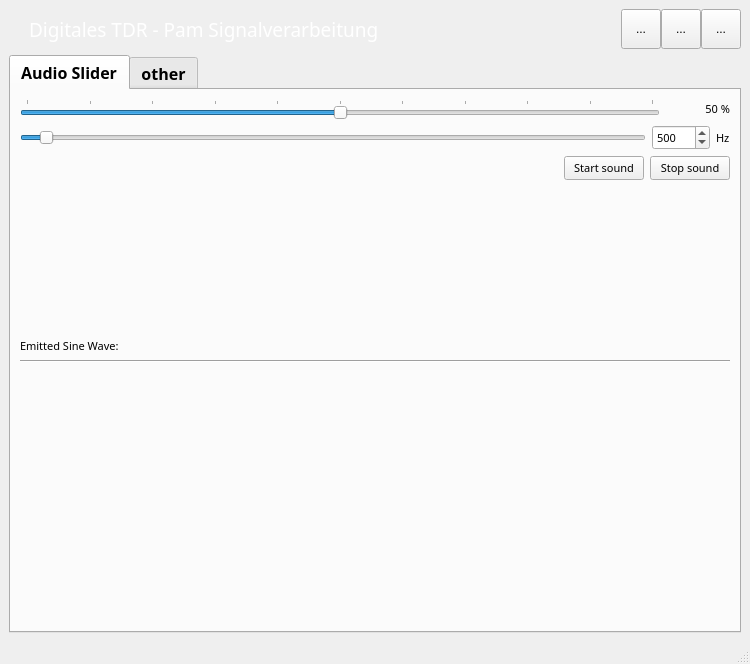
arongrk/Pam, file resources/audio_slider.ui: the form before one commit.
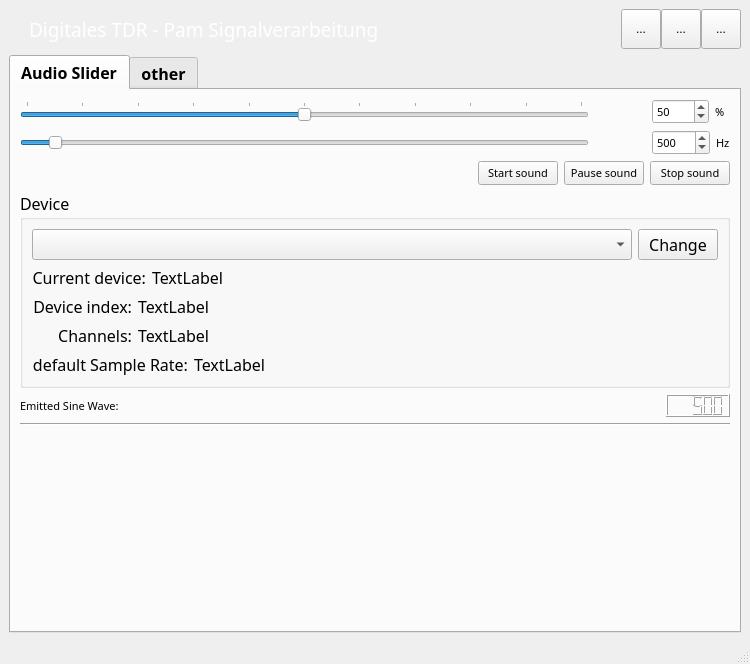
The form after the commit. Icons and pictures are not drawn. Custom widgets are drawn as their Qt base class.

Commit message: Audioslider works now smoothly except sound at stop. working on displaying device info and choosing

What changed in the file:
```diff
--- a/resources/audio_slider.ui
+++ b/resources/audio_slider.ui
@@ -181,122 +181,9 @@
          <attribute name="title">
           <string>Audio Slider</string>
          </attribute>
-         <layout class="QGridLayout" name="gridLayout_2" rowstretch="0,0,0,3,0,0,5">
-          <item row="5" column="1">
-           <widget class="Line" name="line">
-            <property name="orientation">
-             <enum>Qt::Horizontal</enum>
-            </property>
-           </widget>
-          </item>
-          <item row="4" column="1">
-           <widget class="QLabel" name="label">
-            <property name="font">
-             <font>
-              <family>RubFlama</family>
-              <pointsize>8</pointsize>
-              <weight>50</weight>
-              <bold>false</bold>
-             </font>
-            </property>
-            <property name="text">
-             <string>Emitted Sine Wave:</string>
-            </property>
-           </widget>
-          </item>
-          <item row="2" column="1">
-           <layout class="QHBoxLayout" name="horizontalLayout">
-            <item>
-             <spacer name="horizontalSpacer_2">
-              <property name="orientation">
-               <enum>Qt::Horizontal</enum>
-              </property>
-              <property name="sizeHint" stdset="0">
-               <size>
-                <width>40</width>
-                <height>20</height>
-               </size>
-              </property>
-             </spacer>
-            </item>
-            <item>
-             <widget class="QPushButton" name="start_button">
-              <property name="font">
-               <font>
-                <family>RubFlama</family>
-                <pointsize>8</pointsize>
-                <weight>50</weight>
-                <bold>false</bold>
-               </font>
-              </property>
-              <property name="text">
-               <string>Start sound</string>
-              </property>
-             </widget>
-            </item>
-            <item>
-             <widget class="QPushButton" name="stop_button">
-              <property name="font">
-               <font>
-                <family>RubFlama</family>
-                <pointsize>8</pointsize>
-                <weight>50</weight>
-                <bold>false</bold>
-               </font>
-              </property>
-              <property name="text">
-               <string>Stop sound</string>
-              </property>
-             </widget>
-            </item>
-           </layout>
-          </item>
-          <item row="0" column="1">
-           <layout class="QHBoxLayout" name="volume_layout" stretch="10,1">
-            <item>
-             <widget class="QSlider" name="volume_slider">
-              <property name="maximum">
-               <number>100</number>
-              </property>
-              <property name="value">
-               <number>50</number>
-              </property>
-              <property name="orientation">
-               <enum>Qt::Horizontal</enum>
-              </property>
-              <property name="tickPosition">
-               <enum>QSlider::TicksAbove</enum>
-              </property>
-              <property name="tickInterval">
-               <number>10</number>
-              </property>
-             </widget>
-            </item>
-            <item>
-             <widget class="QLabel" name="vol_label">
-              <property name="font">
-               <font>
-                <family>RubFlama</family>
-                <pointsize>8</pointsize>
-                <weight>50</weight>
-                <bold>false</bold>
-               </font>
-              </property>
-              <property name="layoutDirection">
-               <enum>Qt::LeftToRight</enum>
-              </property>
-              <property name="text">
-               <string>50 %</string>
-              </property>
-              <property name="alignment">
-               <set>Qt::AlignRight|Qt::AlignTrailing|Qt::AlignVCenter</set>
-              </property>
-             </widget>
-            </item>
-           </layout>
-          </item>
+         <layout class="QGridLayout" name="gridLayout_2" rowstretch="0,0,0,0,0,0,0,0,1,0">
           <item row="1" column="1">
-           <layout class="QHBoxLayout" name="frequency_layout" stretch="14,1,0">
+           <layout class="QHBoxLayout" name="frequency_layout" stretch="10,1,1,0">
             <item>
              <widget class="QSlider" name="freq_slider">
               <property name="sizePolicy">
@@ -306,7 +193,7 @@
                </sizepolicy>
               </property>
               <property name="minimum">
-               <number>200</number>
+               <number>0</number>
               </property>
               <property name="maximum">
                <number>10000</number>
@@ -340,6 +227,19 @@
               </property>
              </widget>
             </item>
+            <item>
+             <spacer name="horizontalSpacer_5">
+              <property name="orientation">
+               <enum>Qt::Horizontal</enum>
+              </property>
+              <property name="sizeHint" stdset="0">
+               <size>
+                <width>40</width>
+                <height>20</height>
+               </size>
+              </property>
+             </spacer>
+            </item>
             <item>
              <widget class="QSpinBox" name="frequency_box">
               <property name="font">
@@ -375,22 +275,346 @@
             </item>
            </layout>
           </item>
+          <item row="3" column="1">
+           <layout class="QHBoxLayout" name="horizontalLayout_3" stretch="1">
+            <item>
+             <widget class="QGroupBox" name="groupBox">
+              <property name="font">
+               <font>
+                <family>Agency FB</family>
+                <pointsize>12</pointsize>
+                <weight>50</weight>
+                <bold>false</bold>
+               </font>
+              </property>
+              <property name="title">
+               <string>Device</string>
+              </property>
+              <layout class="QVBoxLayout" name="verticalLayout">
+               <item>
+                <layout class="QHBoxLayout" name="horizontalLayout_10" stretch="1,0">
+                 <item>
+                  <widget class="QComboBox" name="devices_box"/>
+                 </item>
+                 <item>
+                  <widget class="QPushButton" name="change_dev_button">
+                   <property name="text">
+                    <string>Change</string>
+                   </property>
+                  </widget>
+                 </item>
+                </layout>
+               </item>
+               <item>
+                <layout class="QHBoxLayout" name="horizontalLayout_5" stretch="0,0">
+                 <item>
+                  <widget class="QLabel" name="label_4">
+                   <property name="sizePolicy">
+                    <sizepolicy hsizetype="Maximum" vsizetype="Maximum">
+                     <horstretch>0</horstretch>
+                     <verstretch>0</verstretch>
+                    </sizepolicy>
+                   </property>
+                   <property name="minimumSize">
+                    <size>
+                     <width>100</width>
+                     <height>0</height>
+                    </size>
+                   </property>
+                   <property name="text">
+                    <string>Current device:</string>
+                   </property>
+                   <property name="alignment">
+                    <set>Qt::AlignRight|Qt::AlignTrailing|Qt::AlignVCenter</set>
+                   </property>
+                  </widget>
+                 </item>
+                 <item>
+                  <widget class="QLabel" name="name_label">
+                   <property name="text">
+                    <string>TextLabel</string>
+                   </property>
+                  </widget>
+                 </item>
+                </layout>
+               </item>
+               <item>
+                <layout class="QHBoxLayout" name="horizontalLayout_6" stretch="0,0">
+                 <item>
+                  <widget class="QLabel" name="label_6">
+                   <property name="sizePolicy">
+                    <sizepolicy hsizetype="Maximum" vsizetype="Maximum">
+                     <horstretch>0</horstretch>
+                     <verstretch>0</verstretch>
+                    </sizepolicy>
+                   </property>
+                   <property name="minimumSize">
+                    <size>
+                     <width>100</width>
+                     <height>0</height>
+                    </size>
+                   </property>
+                   <property name="text">
+                    <string>Device index:</string>
+                   </property>
+                   <property name="alignment">
+                    <set>Qt::AlignRight|Qt::AlignTrailing|Qt::AlignVCenter</set>
+                   </property>
+                  </widget>
+                 </item>
+                 <item>
+                  <widget class="QLabel" name="index_label">
+                   <property name="text">
+                    <string>TextLabel</string>
+                   </property>
+                  </widget>
+                 </item>
+                </layout>
+               </item>
+               <item>
+                <layout class="QHBoxLayout" name="horizontalLayout_7" stretch="0,0">
+                 <item>
+                  <widget class="QLabel" name="label_10">
+                   <property name="sizePolicy">
+                    <sizepolicy hsizetype="Maximum" vsizetype="Maximum">
+                     <horstretch>0</horstretch>
+                     <verstretch>0</verstretch>
+                    </sizepolicy>
+                   </property>
+                   <property name="minimumSize">
+                    <size>
+                     <width>100</width>
+                     <height>0</height>
+                    </size>
+                   </property>
+                   <property name="text">
+                    <string>Channels:</string>
+                   </property>
+                   <property name="alignment">
+                    <set>Qt::AlignRight|Qt::AlignTrailing|Qt::AlignVCenter</set>
+                   </property>
+                  </widget>
+                 </item>
+                 <item>
+                  <widget class="QLabel" name="channels_label">
+                   <property name="text">
+                    <string>TextLabel</string>
+                   </property>
+                  </widget>
+                 </item>
+                </layout>
+               </item>
+               <item>
+                <layout class="QHBoxLayout" name="horizontalLayout_8" stretch="0,0">
+                 <item>
+                  <widget class="QLabel" name="label_8">
+                   <property name="sizePolicy">
+                    <sizepolicy hsizetype="Maximum" vsizetype="Maximum">
+                     <horstretch>0</horstretch>
+                     <verstretch>0</verstretch>
+                    </sizepolicy>
+                   </property>
+                   <property name="minimumSize">
+                    <size>
+                     <width>100</width>
+                     <height>0</height>
+                    </size>
+                   </property>
+                   <property name="text">
+                    <string>default Sample Rate:</string>
+                   </property>
+                   <property name="alignment">
+                    <set>Qt::AlignRight|Qt::AlignTrailing|Qt::AlignVCenter</set>
+                   </property>
+                  </widget>
+                 </item>
+                 <item>
+                  <widget class="QLabel" name="samprate_label">
+                   <property name="text">
+                    <string>TextLabel</string>
+                   </property>
+                  </widget>
+                 </item>
+                </layout>
+               </item>
+              </layout>
+             </widget>
+            </item>
+           </layout>
+          </item>
+          <item row="0" column="1">
+           <layout class="QHBoxLayout" name="volume_layout" stretch="10,1,1,0">
+            <item>
+             <widget class="QSlider" name="volume_slider">
+              <property name="maximum">
+               <number>100</number>
+              </property>
+              <property name="value">
+               <number>50</number>
+              </property>
+              <property name="orientation">
+               <enum>Qt::Horizontal</enum>
+              </property>
+              <property name="tickPosition">
+               <enum>QSlider::TicksAbove</enum>
+              </property>
+              <property name="tickInterval">
+               <number>10</number>
+              </property>
+             </widget>
+            </item>
+            <item>
+             <spacer name="horizontalSpacer_4">
+              <property name="orientation">
+               <enum>Qt::Horizontal</enum>
+              </property>
+              <property name="sizeHint" stdset="0">
+               <size>
+                <width>40</width>
+                <height>20</height>
+               </size>
+              </property>
+             </spacer>
+            </item>
+            <item>
+             <widget class="QSpinBox" name="volume_box">
+              <property name="font">
+               <font>
+                <family>RubFlama</family>
+                <pointsize>8</pointsize>
+                <weight>50</weight>
+                <bold>false</bold>
+               </font>
+              </property>
+              <property name="maximum">
+               <number>100</number>
+              </property>
+              <property name="value">
+               <number>50</number>
+              </property>
+             </widget>
+            </item>
+            <item>
+             <widget class="QLabel" name="label_3">
+              <property name="font">
+               <font>
+                <family>Agency FB</family>
+                <pointsize>8</pointsize>
+                <weight>50</weight>
+                <bold>false</bold>
+               </font>
+              </property>
+              <property name="text">
+               <string>%  </string>
+              </property>
+             </widget>
+            </item>
+           </layout>
+          </item>
+          <item row="7" column="1">
+           <widget class="Line" name="line">
+            <property name="orientation">
+             <enum>Qt::Horizontal</enum>
+            </property>
+           </widget>
+          </item>
           <item row="6" column="1">
+           <layout class="QHBoxLayout" name="horizontalLayout_4" stretch="1,0">
+            <item>
+             <widget class="QLabel" name="label">
+              <property name="font">
+               <font>
+                <family>RubFlama</family>
+                <pointsize>8</pointsize>
+                <weight>50</weight>
+                <bold>false</bold>
+               </font>
+              </property>
+              <property name="text">
+               <string>Emitted Sine Wave:</string>
+              </property>
+             </widget>
+            </item>
+            <item>
+             <widget class="QLCDNumber" name="frequency_display">
+              <property name="smallDecimalPoint">
+               <bool>false</bool>
+              </property>
+              <property name="digitCount">
+               <number>5</number>
+              </property>
+              <property name="value" stdset="0">
+               <double>500.000000000000000</double>
+              </property>
+             </widget>
+            </item>
+           </layout>
+          </item>
+          <item row="2" column="1">
+           <layout class="QHBoxLayout" name="horizontalLayout">
+            <item>
+             <spacer name="horizontalSpacer_2">
+              <property name="orientation">
+               <enum>Qt::Horizontal</enum>
+              </property>
+              <property name="sizeHint" stdset="0">
+               <size>
+                <width>40</width>
+                <height>20</height>
+               </size>
+              </property>
+             </spacer>
+            </item>
+            <item>
+             <widget class="QPushButton" name="start_button">
+              <property name="font">
+               <font>
+                <family>RubFlama</family>
+                <pointsize>8</pointsize>
+                <weight>50</weight>
+                <bold>false</bold>
+               </font>
+              </property>
+              <property name="text">
+               <string>Start sound</string>
+              </property>
+             </widget>
+            </item>
+            <item>
+             <widget class="QPushButton" name="pause_button">
+              <property name="font">
+               <font>
+                <family>RubFlama</family>
+                <pointsize>8</pointsize>
+                <weight>50</weight>
+                <bold>false</bold>
+               </font>
+              </property>
+              <property name="text">
+               <string>Pause sound</string>
+              </property>
+             </widget>
+            </item>
+            <item>
+             <widget class="QPushButton" name="stop_button">
+              <property name="font">
+               <font>
+                <family>RubFlama</family>
+                <pointsize>8</pointsize>
+                <weight>50</weight>
+                <bold>false</bold>
+               </font>
+              </property>
+              <property name="text">
+               <string>Stop sound</string>
+              </property>
+             </widget>
+            </item>
+           </layout>
+          </item>
+          <item row="8" column="1">
            <widget class="PlotWidget" name="sine_plot" native="true"/>
           </item>
-          <item row="3" column="1">
-           <spacer name="verticalSpacer_2">
-            <property name="orientation">
-             <enum>Qt::Vertical</enum>
-            </property>
-            <property name="sizeHint" stdset="0">
-             <size>
-              <width>20</width>
-              <height>40</height>
-             </size>
-            </property>
-           </spacer>
-          </item>
          </layout>
         </widget>
         <widget class="QWidget" name="tab2">
```
Left out of the diff: 48 changed lines with no effect on the pictures. The commit also changes 6 other files.
